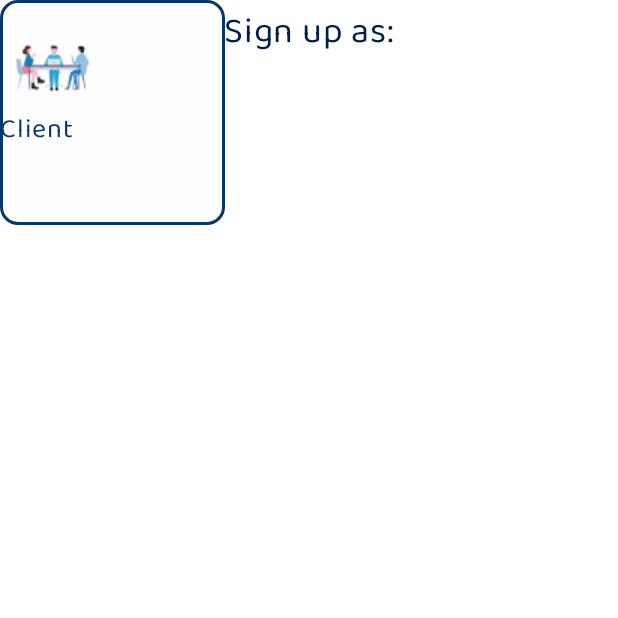
After one commit to JINNIELABORE/Jinni-Mobile, an Android app built with Jetpack Compose: the SignUpMethodChoiceScreen screen opened through its navigation route, on a phone screen of 412 x 824 dp, the top half of it. The commit adds this screen. Run offline under Robolectric (Android 15) with nearby library versions, the phone set to English and light mode, and no system bars; Roboto replaces fonts that are not available here.

Commit message:
pagina de escolha de metodo de cadastro em andamento

```diff
--- a/app/build.gradle.kts
+++ b/app/build.gradle.kts
@@ -59,6 +59,7 @@ dependencies {
     implementation(libs.androidx.ui.graphics)
     implementation(libs.androidx.ui.tooling.preview)
     implementation(libs.androidx.material3)
+    implementation(libs.androidx.navigation.compose)
     testImplementation(libs.junit)
     androidTestImplementation(libs.androidx.junit)
     androidTestImplementation(libs.androidx.espresso.core)
@@ -66,6 +67,7 @@ dependencies {
     androidTestImplementation(libs.androidx.ui.test.junit4)
     debugImplementation(libs.androidx.ui.tooling)
     debugImplementation(libs.androidx.ui.test.manifest)
+    implementation("androidx.navigation:navigation-dynamic-features-fragment:2.8.0")
 
 
 }
--- a/app/src/main/java/br/senai/sp/jandira/MainActivity.kt
+++ b/app/src/main/java/br/senai/sp/jandira/MainActivity.kt
@@ -11,7 +11,11 @@ import androidx.compose.material3.Text
 import androidx.compose.runtime.Composable
 import androidx.compose.ui.Modifier
 import androidx.compose.ui.tooling.preview.Preview
+import androidx.navigation.compose.NavHost
+import androidx.navigation.compose.composable
+import androidx.navigation.compose.rememberNavController
 import br.senai.sp.jandira.screens.FirstPageScreen
+import br.senai.sp.jandira.screens.SignUpMethodChoiceScreen
 import br.senai.sp.jandira.ui.theme.JinniTheme
 
 class MainActivity : ComponentActivity() {
@@ -20,8 +24,15 @@ class MainActivity : ComponentActivity() {
         enableEdgeToEdge()
         setContent {
             JinniTheme {
-               FirstPageScreen()
 
+                val  navController = rememberNavController()
+                NavHost(
+                    navController = navController,
+                    startDestination = "FirstPage"
+                ){
+                    composable(route = "FirstPage") { FirstPageScreen(navController) }
+                    composable(route = "SignUpMethod") { SignUpMethodChoiceScreen() }
+                }
 
             }
         }
--- a/app/src/main/java/br/senai/sp/jandira/screens/FirstPageScreen.kt
+++ b/app/src/main/java/br/senai/sp/jandira/screens/FirstPageScreen.kt
@@ -25,12 +25,13 @@ import androidx.compose.ui.text.font.FontWeight
 import androidx.compose.ui.tooling.preview.Preview
 import androidx.compose.ui.unit.dp
 import androidx.compose.ui.unit.sp
+import androidx.navigation.NavController
 import br.senai.sp.jandira.R
 import br.senai.sp.jandira.ui.theme.BalooTammudu
 import br.senai.sp.jandira.ui.theme.Tamma
 
 @Composable
-fun FirstPageScreen() {
+fun FirstPageScreen(navController: NavController) {
 
 
     Surface (
@@ -77,7 +78,8 @@ fun FirstPageScreen() {
                         containerColor = Color(0xffE4E4E4)
                     ),
                     shape = RoundedCornerShape(10.dp),
-                    onClick = {}) {
+                    onClick = {
+                    }) {
                     Text(
                         text = stringResource(id = R.string.sign_in),
                         color = Color(0xff767676),
@@ -96,7 +98,9 @@ fun FirstPageScreen() {
                         containerColor = Color(0xff03396C)
                     ),
                     shape = RoundedCornerShape(10.dp),
-                    onClick = {}) {
+                    onClick = {
+                        navController.navigate("SignUpMethod")
+                    }) {
                     Text(
                         text = stringResource(id = R.string.sign_up),
                         color = Color(0xffFFFFFF),
@@ -113,5 +117,4 @@ fun FirstPageScreen() {
 @Preview (showBackground = true, showSystemUi = true)
 @Composable
 private fun FirstPageScreenPreview() {
-    FirstPageScreen()
 }
--- /dev/null
+++ b/app/src/main/java/br/senai/sp/jandira/screens/SignUpMethodChoiceScreen.kt
@@ -0,0 +1,90 @@
+package br.senai.sp.jandira.screens
+
+import androidx.compose.foundation.BorderStroke
+import androidx.compose.foundation.Image
+import androidx.compose.foundation.background
+import androidx.compose.foundation.layout.Column
+import androidx.compose.foundation.layout.fillMaxSize
+import androidx.compose.foundation.layout.fillMaxWidth
+import androidx.compose.foundation.layout.height
+import androidx.compose.foundation.layout.width
+import androidx.compose.material3.Card
+import androidx.compose.material3.CardColors
+import androidx.compose.material3.CardDefaults
+import androidx.compose.material3.Surface
+import androidx.compose.material3.Text
+import androidx.compose.runtime.Composable
+import androidx.compose.ui.Alignment
+import androidx.compose.ui.Modifier
+import androidx.compose.ui.graphics.Color
+import androidx.compose.ui.res.painterResource
+import androidx.compose.ui.res.stringResource
+import androidx.compose.ui.tooling.preview.Preview
+import androidx.compose.ui.unit.dp
+import androidx.compose.ui.unit.sp
+import androidx.navigation.NavController
+import br.senai.sp.jandira.R
+import br.senai.sp.jandira.ui.theme.BalooTammudu
+
+@Composable
+fun SignUpMethodChoiceScreen() {
+
+    Surface (
+        modifier = Modifier
+            .fillMaxSize(),
+        color = Color(0xffFFFFFF)
+    ){
+
+        Column (
+            modifier = Modifier
+                .fillMaxWidth()
+                .height(200.dp),
+            horizontalAlignment = Alignment.CenterHorizontally,
+        ){
+
+            Text(
+                text = stringResource(id = R.string.sign_up_as),
+                fontSize = 24.sp,
+                fontFamily = BalooTammudu,
+                color = Color(0xff011F4B)
+            )
+        }
+
+        Column (
+            modifier = Modifier
+        ){
+
+            Card(
+                modifier = Modifier
+                    .height(150.dp)
+                    .width(150.dp),
+                colors = CardDefaults.cardColors(
+                    containerColor = Color(0xffFEFEFE)
+                ),
+                border = BorderStroke(2.dp, Color(0xff03396C))
+            ) {
+
+                Column (
+                    modifier = Modifier.fillMaxSize()
+                ){
+                    Image(
+                        painter = painterResource(id = R.drawable.client),
+                        contentDescription = "client"
+                    )
+                    Text(
+                        text = stringResource(id = R.string.client),
+                        fontSize = 18.sp,
+                        fontFamily = BalooTammudu,
+                        color = Color(0xff03396C)
+                    )
+                }
+            }
+        }
+    }
+}
+
+@Preview (showBackground = true, showSystemUi = true)
+@Composable
+private fun SigUpPreview() {
+    SignUpMethodChoiceScreen()
+}
--- a/app/src/main/res/values/strings.xml
+++ b/app/src/main/res/values/strings.xml
@@ -2,4 +2,7 @@
     <string name="app_name">Jinni</string>
     <string name="sign_in">Sign in</string>
     <string name="sign_up">Sign up</string>
+    <string name="sign_up_as">Sign up as:</string>
+    <string name="client">Client</string>
+    <string name="freelancer">Freelancer</string>
 </resources>
--- a/gradle/libs.versions.toml
+++ b/gradle/libs.versions.toml
@@ -8,6 +8,7 @@ espressoCore = "3.5.1"
 lifecycleRuntimeKtx = "2.6.1"
 activityCompose = "1.8.0"
 composeBom = "2024.04.01"
+navigationCompose = "2.8.0"
 
 [libraries]
 androidx-core-ktx = { group = "androidx.core", name = "core-ktx", version.ref = "coreKtx" }
@@ -24,6 +25,7 @@ androidx-ui-tooling-preview = { group = "androidx.compose.ui", name = "ui-toolin
 androidx-ui-test-manifest = { group = "androidx.compose.ui", name = "ui-test-manifest" }
 androidx-ui-test-junit4 = { group = "androidx.compose.ui", name = "ui-test-junit4" }
 androidx-material3 = { group = "androidx.compose.material3", name = "material3" }
+androidx-navigation-compose = { group = "androidx.navigation", name = "navigation-compose", version.ref = "navigationCompose" }
 
 [plugins]
 android-application = { id = "com.android.application", version.ref = "agp" }
```
Also changed, not shown: app/src/main/res/drawable/client.png (added), app/src/main/res/drawable/freelancer.png (added).
